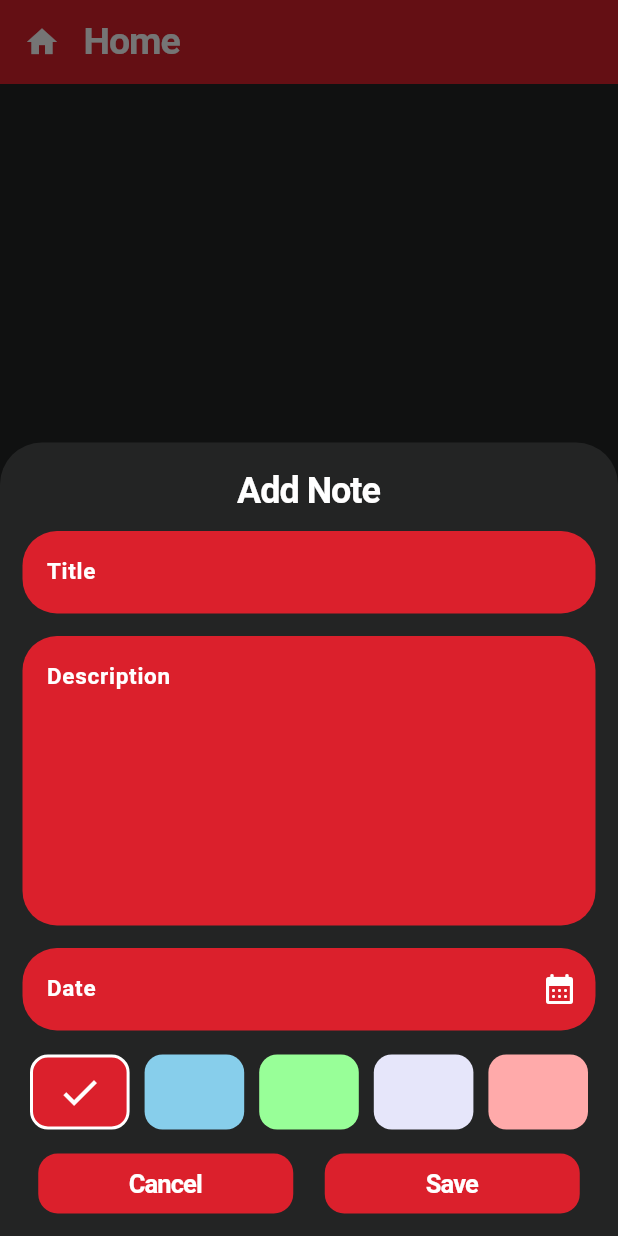
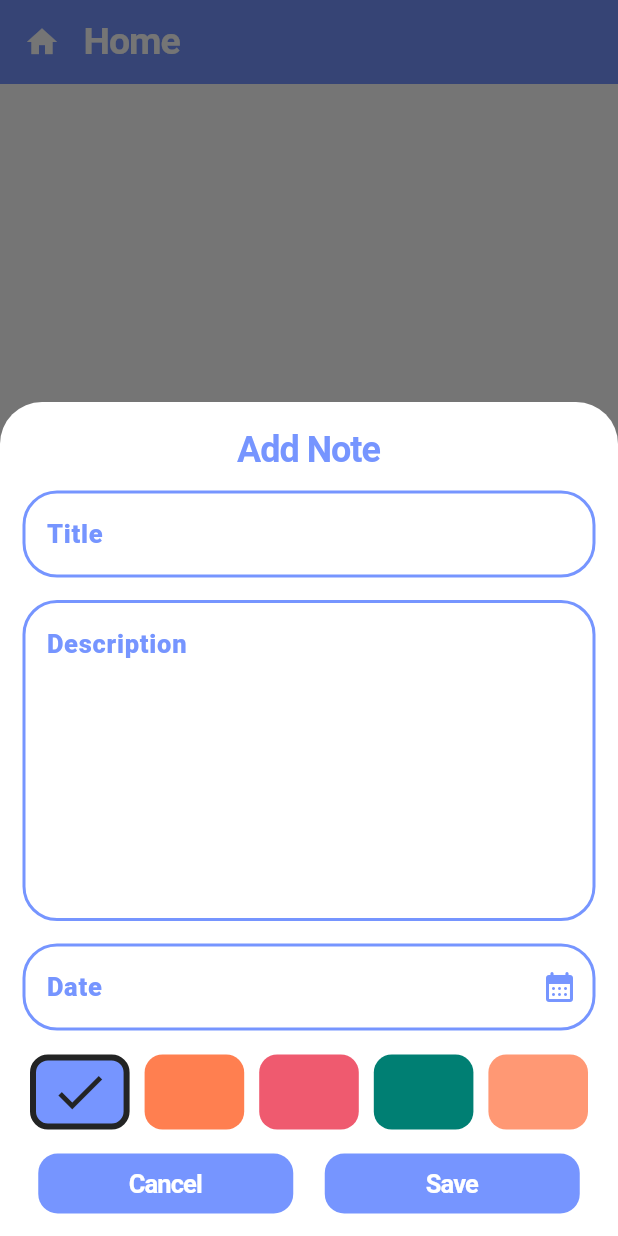
Before and after one commit to ajmal-km/note_app, a Flutter app: the screen it shows after launch, after a tap on the "add" icon, on a phone screen of 412 x 824 dp. Run offline on Flutter 3.47's test engine with Material 3 defaults, Android fonts, the phone set to English and light mode, and no system bars; our stand-ins replace hive, hive_flutter, share_plus; accounts and stored records are empty.

Commit message:
hive implemented

```diff
--- a/lib/main.dart
+++ b/lib/main.dart
@@ -1,7 +1,14 @@
+// ignore_for_file: unused_local_variable
+
 import 'package:flutter/material.dart';
+import 'package:hive_flutter/hive_flutter.dart';
+import 'package:note_app/utils/app_sessions.dart';
 import 'package:note_app/view/home_screen/home_screen.dart';
 
-void main() {
+Future<void> main() async {
+  WidgetsFlutterBinding.ensureInitialized();
+  await Hive.initFlutter();
+  var noteBox = await Hive.openBox(AppSessions.noteBox);
   runApp(const MyApp());
 }
 
--- /dev/null
+++ b/lib/utils/app_sessions.dart
@@ -0,0 +1,3 @@
+class AppSessions {
+  static const noteBox = "noteBox";
+}
--- a/lib/utils/color_constants.dart
+++ b/lib/utils/color_constants.dart
@@ -1,15 +1,20 @@
 import 'package:flutter/material.dart';
 
 class ColorConstants {
-  static const Color mainBlack = Color(0xff232424);
-  static const Color mainRed = Color(0xffdb202c);
-  static const Color yellow = Color(0xff9e8f17);
-  static const Color fontColor = Color(0xffffffff);
+  static const Color mainColor = Color(0xffffffff);
+  static const Color blue = Color(0xff7695FF);
+  static const Color appBarFont = Color(0xffffffff);
+  static const Color fontColor = Color(0xff232424);
   static const Color greyFont = Color(0xff9c9c9c);
 
-  static const Color lightpink = Color(0xffFFAAAA);
+  static const Color lightBlue = Color(0xff9DBDFF);
+  static const Color cream = Color(0xffFFD7C4);
+  static const Color darkCream = Color(0xffFF9874);
+  static const Color lightPaleGreen = Color(0xffCBE2B5);
+
+  static const Color lightred = Color(0xffEF5A6F);
   static const Color skyblue = Color(0xff87CEEB);
-  static const Color mintgreen = Color(0xff98FF98);
+  static const Color cyanGreen = Color(0xff007F73);
   static const Color lavender = Color(0xffE6E6FA);
   static const Color coral = Color(0xffFF7F50);
 }
--- a/lib/view/home_screen/home_screen.dart
+++ b/lib/view/home_screen/home_screen.dart
@@ -1,8 +1,11 @@
 import 'package:flutter/material.dart';
+import 'package:hive/hive.dart';
+import 'package:intl/intl.dart';
+import 'package:note_app/utils/app_sessions.dart';
 import 'package:note_app/utils/color_constants.dart';
-import 'package:note_app/view/note_database/note_database.dart';
 import 'package:note_app/view/note_screen/note_screen.dart';
 import 'package:note_app/view/home_screen/widgets/note_card.dart';
+import 'package:share_plus/share_plus.dart';
 
 class HomeScreen extends StatefulWidget {
   const HomeScreen({super.key});
@@ -17,25 +20,34 @@ class _HomeScreenState extends State<HomeScreen> {
   TextEditingController dateController = TextEditingController();
   // list of colors to change the color of the note card
   List noteColors = [
-    ColorConstants.mainRed,
-    ColorConstants.skyblue,
-    ColorConstants.mintgreen,
-    ColorConstants.lavender,
-    ColorConstants.lightpink,
+    ColorConstants.blue,
+    ColorConstants.coral,
+    ColorConstants.lightred,
+    ColorConstants.cyanGreen,
+    ColorConstants.darkCream,
   ];
-  // for selecting the color from the above list
+  // Hive
+  var noteBox = Hive.box(AppSessions.noteBox);
+  List noteKeys = [];
   int selectedColorIndex = 0;
+
+  @override
+  void initState() {
+    noteKeys = noteBox.keys.toList();
+    super.initState();
+  }
+
   @override
   Widget build(BuildContext context) {
     return Scaffold(
-      backgroundColor: ColorConstants.mainBlack,
+      backgroundColor: ColorConstants.mainColor,
       appBar: _buildAppBarSection(),
-      body: NoteDatabase.noteList.isEmpty
+      body: noteKeys.isEmpty
           ? Center(
               child: Text(
                 "Add Note",
                 style: TextStyle(
-                  color: ColorConstants.mainRed,
+                  color: ColorConstants.blue,
                   fontSize: 30,
                   fontWeight: FontWeight.w600,
                   letterSpacing: -1,
@@ -44,8 +56,8 @@ class _HomeScreenState extends State<HomeScreen> {
             )
           : _buildNoteListDisplaySection(),
       floatingActionButton: FloatingActionButton(
-        backgroundColor: ColorConstants.mainRed,
-        child: Icon(Icons.add, size: 40, color: ColorConstants.fontColor),
+        backgroundColor: ColorConstants.blue,
+        child: Icon(Icons.add, size: 40, color: ColorConstants.mainColor),
         onPressed: () {
           titleController.clear();
           descriptionController.clear();
@@ -60,22 +72,23 @@ class _HomeScreenState extends State<HomeScreen> {
     return ListView.separated(
       separatorBuilder: (context, index) => SizedBox(height: 15),
       padding: EdgeInsets.all(14),
-            itemBuilder: (context, index) => InkWell(
+      itemBuilder: (context, index) {
+        final currentNote = noteBox.get(noteKeys[index]);
+        return InkWell(
           borderRadius: BorderRadius.circular(15),
           onTap: () {
             Navigator.push(
               context,
               MaterialPageRoute(
                 builder: (context) => NoteScreen(
-                      noteTitle: NoteDatabase.noteList[index]["title"],
-                      description: NoteDatabase.noteList[index]
-                          ["description"],
-                      date: NoteDatabase.noteList[index]["date"],
-                      appBarColor: noteColors[NoteDatabase.noteList[index]
-                          ["colorIndex"]],
-                      onDelete: () {
+                  noteTitle: currentNote["title"],
+                  description: currentNote["description"],
+                  date: currentNote["date"],
+                  appBarColor: noteColors[currentNote["colorIndex"]],
+                  onDelete: () async {
+                    await noteBox.delete(noteKeys[index]);
                     setState(() {
-                          NoteDatabase.noteList.removeAt(index);
+                      noteKeys = noteBox.keys.toList();
                       Navigator.pop(context);
                     });
                   },
@@ -84,49 +97,55 @@ class _HomeScreenState extends State<HomeScreen> {
             );
           },
           child: NoteCard(
-                title: NoteDatabase.noteList[index]["title"],
-                description: NoteDatabase.noteList[index]["description"],
-                date: NoteDatabase.noteList[index]["date"],
-                cardColor:
-                    noteColors[NoteDatabase.noteList[index]["colorIndex"]],
+            title: currentNote["title"],
+            description: currentNote["description"],
+            date: currentNote["date"],
+            cardColor: noteColors[currentNote["colorIndex"]],
             onEdit: () {
+              titleController.text = currentNote["title"];
+              descriptionController.text = currentNote["description"];
+              dateController.text = currentNote["date"];
+              selectedColorIndex = currentNote["colorIndex"];
+              customBottomSheet(context, isEdit: true, index: index);
+              setState(() {});
+            },
+            onDelete: () async {
+              await noteBox.delete(noteKeys[index]);
               setState(() {
-                    titleController.text =
-                        NoteDatabase.noteList[index]["title"];
-                    descriptionController.text =
-                        NoteDatabase.noteList[index]["description"];
-                    dateController.text =
-                        NoteDatabase.noteList[index]["date"];
-                    customBottomSheet(context, isEdit: true, index: index);
+                noteKeys = noteBox.keys.toList();
               });
             },
-                onDelete: () {
-                  setState(() {
-                    NoteDatabase.noteList.removeAt(index);
-                  });
+            onShare: () {
+              Share.share(
+                """
+${currentNote["title"]}
+${currentNote["description"]}
+${currentNote["date"]}""",
+              );
             },
           ),
-            ),
-            itemCount: NoteDatabase.noteList.length,
+        );
+      },
+      itemCount: noteKeys.length,
     );
   }
 
   AppBar _buildAppBarSection() {
     return AppBar(
-      backgroundColor: ColorConstants.mainRed,
-      surfaceTintColor: ColorConstants.mainRed,
+      backgroundColor: ColorConstants.blue,
+      surfaceTintColor: ColorConstants.blue,
       leading: IconButton(
         onPressed: () {},
         icon: Icon(
           Icons.home,
-          color: ColorConstants.fontColor,
+          color: ColorConstants.appBarFont,
         ),
       ),
       titleSpacing: 0,
       title: Text(
         "Home",
         style: TextStyle(
-          color: ColorConstants.fontColor,
+          color: ColorConstants.appBarFont,
           fontSize: 25,
           fontWeight: FontWeight.w600,
           letterSpacing: -0.7,
@@ -138,7 +157,7 @@ class _HomeScreenState extends State<HomeScreen> {
   Future<dynamic> customBottomSheet(BuildContext context,
       {bool isEdit = false, int? index}) {
     return showModalBottomSheet(
-      backgroundColor: ColorConstants.mainBlack,
+      backgroundColor: ColorConstants.mainColor,
       isScrollControlled: true,
       context: context,
       builder: (context) => StatefulBuilder(
@@ -157,7 +176,7 @@ class _HomeScreenState extends State<HomeScreen> {
                     child: Text(
                       isEdit ? "Edit Note" : "Add Note",
                       style: TextStyle(
-                        color: ColorConstants.fontColor,
+                        color: ColorConstants.blue,
                         fontSize: 24,
                         fontWeight: FontWeight.w600,
                         letterSpacing: -0.7,
@@ -169,19 +188,27 @@ class _HomeScreenState extends State<HomeScreen> {
                       FocusManager.instance.primaryFocus?.unfocus();
                     },
                     style: TextStyle(
-                      color: ColorConstants.fontColor,
-                      fontSize: 15,
-                      fontWeight: FontWeight.w600,
+                      color: ColorConstants.blue,
+                      fontSize: 17,
+                      fontWeight: FontWeight.w800,
                     ),
                     controller: titleController,
                     decoration: InputDecoration(
-                      fillColor: ColorConstants.mainRed,
-                      filled: true,
+                      enabledBorder: OutlineInputBorder(
+                        borderRadius: BorderRadius.circular(23),
+                        borderSide:
+                            BorderSide(width: 2, color: ColorConstants.blue),
+                      ),
+                      focusedBorder: OutlineInputBorder(
+                        borderRadius: BorderRadius.circular(23),
+                        borderSide:
+                            BorderSide(width: 2, color: ColorConstants.blue),
+                      ),
                       hintText: "Title",
                       hintStyle: TextStyle(
-                        color: ColorConstants.fontColor,
-                        fontSize: 15,
-                        fontWeight: FontWeight.w600,
+                        color: ColorConstants.blue,
+                        fontSize: 17,
+                        fontWeight: FontWeight.w800,
                       ),
                       border: OutlineInputBorder(
                         borderSide: BorderSide(
@@ -198,20 +225,28 @@ class _HomeScreenState extends State<HomeScreen> {
                       FocusManager.instance.primaryFocus?.unfocus();
                     },
                     style: TextStyle(
-                      color: ColorConstants.fontColor,
-                      fontSize: 15,
-                      fontWeight: FontWeight.w600,
+                      color: ColorConstants.blue,
+                      fontSize: 17,
+                      fontWeight: FontWeight.w800,
                     ),
                     maxLines: 7,
                     controller: descriptionController,
                     decoration: InputDecoration(
-                      fillColor: ColorConstants.mainRed,
-                      filled: true,
+                      enabledBorder: OutlineInputBorder(
+                        borderRadius: BorderRadius.circular(23),
+                        borderSide:
+                            BorderSide(width: 2, color: ColorConstants.blue),
+                      ),
+                      focusedBorder: OutlineInputBorder(
+                        borderRadius: BorderRadius.circular(23),
+                        borderSide:
+                            BorderSide(width: 2, color: ColorConstants.blue),
+                      ),
                       hintText: "Description",
                       hintStyle: TextStyle(
-                        color: ColorConstants.fontColor,
-                        fontSize: 15,
-                        fontWeight: FontWeight.w600,
+                        color: ColorConstants.blue,
+                        fontSize: 17,
+                        fontWeight: FontWeight.w800,
                       ),
                       border: OutlineInputBorder(
                         borderSide: BorderSide(
@@ -224,30 +259,47 @@ class _HomeScreenState extends State<HomeScreen> {
                   ),
                   SizedBox(height: 15),
                   TextField(
+                    readOnly: true,
+                    style: TextStyle(
+                      color: ColorConstants.blue,
+                      fontSize: 17,
+                      fontWeight: FontWeight.w800,
+                    ),
                     onTapOutside: (event) {
                       FocusManager.instance.primaryFocus?.unfocus();
                     },
-                    style: TextStyle(
-                      color: ColorConstants.fontColor,
-                      fontSize: 15,
-                      fontWeight: FontWeight.w600,
-                    ),
                     controller: dateController,
                     decoration: InputDecoration(
-                      fillColor: ColorConstants.mainRed,
-                      filled: true,
+                      enabledBorder: OutlineInputBorder(
+                        borderRadius: BorderRadius.circular(23),
+                        borderSide:
+                            BorderSide(width: 2, color: ColorConstants.blue),
+                      ),
+                      focusedBorder: OutlineInputBorder(
+                        borderRadius: BorderRadius.circular(23),
+                        borderSide:
+                            BorderSide(width: 2, color: ColorConstants.blue),
+                      ),
                       suffixIcon: IconButton(
-                        onPressed: () {},
+                        onPressed: () async {
+                          var selectedDate = await showDatePicker(
+                            context: context,
+                            firstDate: DateTime(2020),
+                            lastDate: DateTime.now(),
+                          );
+                          dateController.text =
+                              DateFormat('MMMEd').format(selectedDate!);
+                        },
                         icon: Icon(
                           Icons.calendar_month_rounded,
-                          color: ColorConstants.fontColor,
+                          color: ColorConstants.blue,
                         ),
                       ),
                       hintText: "Date",
                       hintStyle: TextStyle(
-                        color: ColorConstants.fontColor,
-                        fontSize: 15,
-                        fontWeight: FontWeight.w600,
+                        color: ColorConstants.blue,
+                        fontSize: 17,
+                        fontWeight: FontWeight.w800,
                       ),
                       border: OutlineInputBorder(
                         borderSide: BorderSide(
@@ -277,15 +329,16 @@ class _HomeScreenState extends State<HomeScreen> {
                                 borderRadius: BorderRadius.circular(12),
                                 border: selectedColorIndex == index
                                     ? Border.all(
-                                        width: 2,
-                                        color: ColorConstants.fontColor)
+                                        width: 4,
+                                        color: ColorConstants.fontColor,
+                                      )
                                     : null,
                                 color: noteColors[index],
                               ),
                               child: selectedColorIndex == index
                                   ? Icon(
                                       Icons.check,
-                                      size: 30,
+                                      size: 40,
                                       color: ColorConstants.fontColor,
                                     )
                                   : null,
@@ -302,6 +355,7 @@ class _HomeScreenState extends State<HomeScreen> {
                       InkWell(
                         borderRadius: BorderRadius.circular(13),
                         onTap: () {
+                          selectedColorIndex = 0;
                           Navigator.pop(context);
                         },
                         child: Container(
@@ -309,13 +363,13 @@ class _HomeScreenState extends State<HomeScreen> {
                           height: 40,
                           alignment: Alignment.center,
                           decoration: BoxDecoration(
-                            color: ColorConstants.mainRed,
+                            color: ColorConstants.blue,
                             borderRadius: BorderRadius.circular(13),
                           ),
                           child: Text(
                             "Cancel",
                             style: TextStyle(
-                              color: ColorConstants.fontColor,
+                              color: ColorConstants.appBarFont,
                               fontSize: 17,
                               fontWeight: FontWeight.w600,
                               letterSpacing: -0.6,
@@ -325,39 +379,42 @@ class _HomeScreenState extends State<HomeScreen> {
                       ),
                       InkWell(
                         borderRadius: BorderRadius.circular(13),
-                        onTap: () {
-                          setState(() {
+                        onTap: () async {
                           if (isEdit) {
-                              NoteDatabase.noteList[index!] = {
-                                "title": titleController.text,
-                                "description": descriptionController.text,
-                                "date": dateController.text,
-                                "colorIndex": selectedColorIndex,
-                              };
-                              Navigator.pop(context);
-                            } else {
-                              NoteDatabase.noteList.add({
+                            // updating data
+                            noteBox.put(noteKeys[index!], {
                               "title": titleController.text,
                               "description": descriptionController.text,
                               "date": dateController.text,
                               "colorIndex": selectedColorIndex,
                             });
                             Navigator.pop(context);
+                          } else {
+                            // adding data to hive box
+                            await noteBox.add({
+                              "title": titleController.text,
+                              "description": descriptionController.text,
+                              "date": dateController.text,
+                              "colorIndex": selectedColorIndex,
+                            });
+                            noteKeys = noteBox.keys.toList();
+                            selectedColorIndex = 0;
+                            Navigator.pop(context);
                           }
-                          });
+                          setState(() {});
                         },
                         child: Container(
                           width: 170,
                           height: 40,
                           alignment: Alignment.center,
                           decoration: BoxDecoration(
-                            color: ColorConstants.mainRed,
+                            color: ColorConstants.blue,
                             borderRadius: BorderRadius.circular(13),
                           ),
                           child: Text(
                             isEdit ? "Update" : "Save",
                             style: TextStyle(
-                              color: ColorConstants.fontColor,
+                              color: ColorConstants.appBarFont,
                               fontSize: 17,
                               fontWeight: FontWeight.w600,
                               letterSpacing: -0.6,
--- a/pubspec.yaml
+++ b/pubspec.yaml
@@ -35,6 +35,10 @@ dependencies:
   # The following adds the Cupertino Icons font to your application.
   # Use with the CupertinoIcons class for iOS style icons.
   cupertino_icons: ^1.0.6
+  hive: ^2.2.3
+  hive_flutter: ^1.1.0
+  share_plus: ^10.0.2
+  intl: ^0.19.0
 
 dev_dependencies:
   flutter_test:
```
Also changed, not shown: lib/view/home_screen/widgets/note_card.dart (+11 -8 lines), lib/view/note_screen/note_screen.dart (+7 -8 lines), pubspec.lock, 6 other files. Lines whose indentation alone changed are shown as unchanged.
